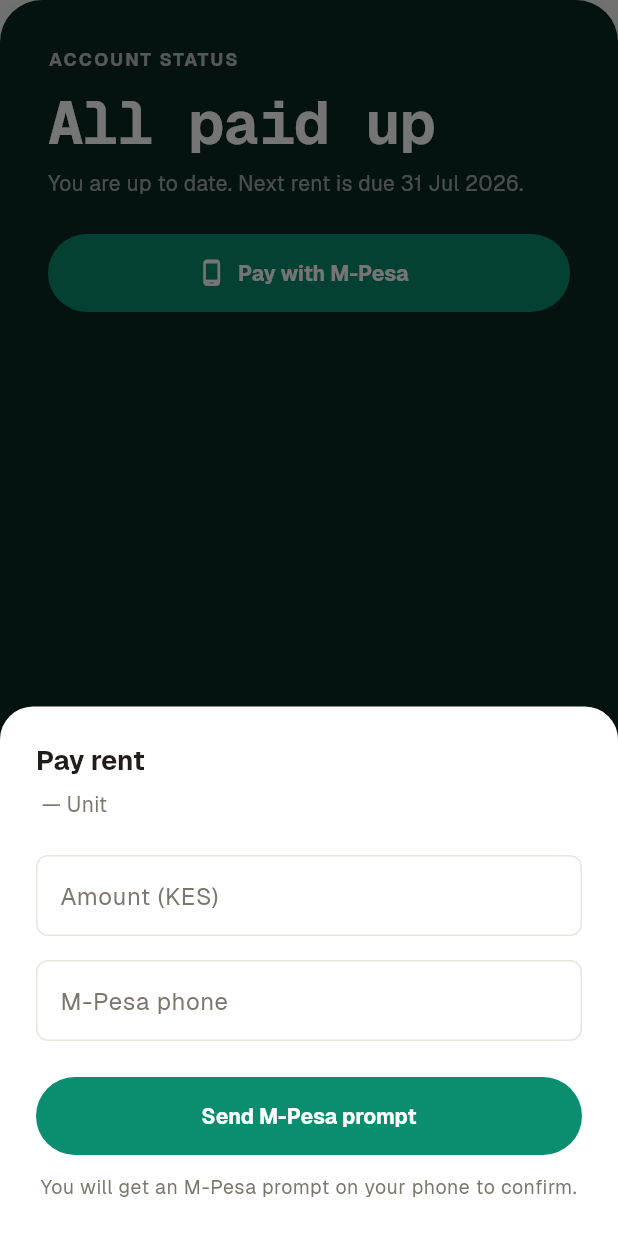
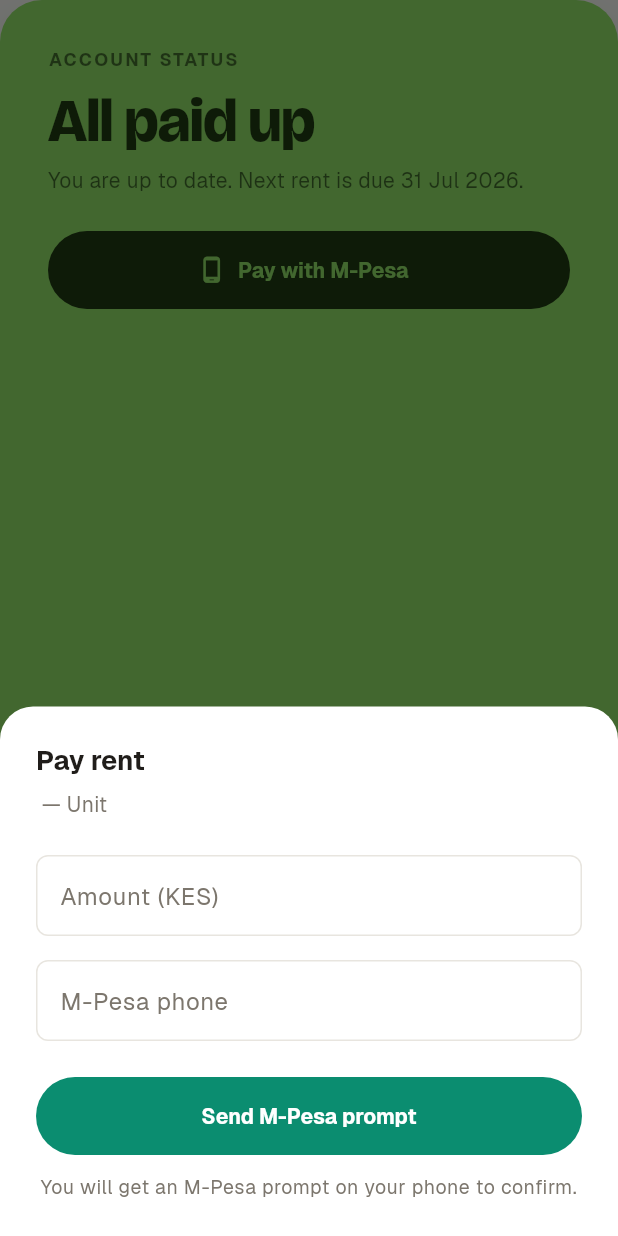
Before and after one commit to mauyaa/kodara, a Flutter app: the _BalanceCard widget shown alone on an empty page, opened directly with empty values, after a tap on "Pay with M-Pesa", on a phone screen of 412 x 824 dp. Run offline on Flutter 3.47's test engine with Material 3 defaults, Android fonts, the phone set to English and light mode, and no system bars; our stand-ins replace flutter_riverpod, image_picker, shared_preferences, supabase_flutter; accounts and stored records are empty; project files that could hold a hidden picture were left out.

Commit message:
Mobile: match the lime balance-card redesign, smoother transitions
Same treatment as the web dashboard hero -- the tenant balance card is
the one signature-lime surface on the screen, everything else in the app
stays on the existing accent. Kept inside the same accent family end to
end: the "Pay with M-Pesa" button now sits in ink-on-lime rather than the
app's separate green accent, so nothing competes with the card for a
second accent moment.

- New KodaraColors.lime/limeDeep/limeInk (light+dark) and
  KodaraShadows.lime, threaded through KodaraThemeExtension exactly like
  every other themed color (copyWith/lerp included).
- New BricolageGrotesque variable font family (assets/fonts), used only
  for this one hero figure via TextStyle.fontVariations -- body text
  elsewhere is untouched.
- Balance card gets an entrance pop (opacity+scale, 420ms easeOutCubic)
  and the number swap now slides+fades instead of the bare AnimatedSwitcher
  default, for the "much smoother" feel.

```diff
--- a/mobile/lib/screens/home_screen.dart
+++ b/mobile/lib/screens/home_screen.dart
@@ -500,13 +500,27 @@
   Widget build(BuildContext context) {
     final amount = balance?.balance;
     final isPaid = amount != null && amount <= 0;
+    final limeInk = context.kodara.limeInk;
 
-    return Container(
+    // Entrance pop — the one hero surface on the screen gets a slightly
+    // more deliberate arrival than the list rows around it.
+    return TweenAnimationBuilder<double>(
+      tween: Tween(begin: 0, end: 1),
+      duration: const Duration(milliseconds: 420),
+      curve: Curves.easeOutCubic,
+      builder: (context, t, child) => Opacity(
+        opacity: t,
+        child: Transform.scale(
+          scale: 0.97 + (0.03 * t),
+          child: child,
+        ),
+      ),
+      child: Container(
         padding: const EdgeInsets.all(KodaraSpacing.space6),
         decoration: BoxDecoration(
-        color: context.kodara.ink,
+          color: context.kodara.lime,
           borderRadius: BorderRadius.circular(28),
-        boxShadow: KodaraShadows.accent,
+          boxShadow: KodaraShadows.lime,
         ),
         child: Column(
           crossAxisAlignment: CrossAxisAlignment.start,
@@ -514,13 +528,24 @@
             Text(
               isPaid ? 'ACCOUNT STATUS' : 'BALANCE DUE',
               style: KodaraTypography.eyebrow.copyWith(
-              color: context.kodara.onInkSecondary,
+                color: limeInk.withValues(alpha: 0.68),
               ),
             ),
             const SizedBox(height: KodaraSpacing.space3),
             AnimatedSwitcher(
-            duration: KodaraMotion.base,
-            switchInCurve: KodaraMotion.easeSpring,
+              duration: const Duration(milliseconds: 260),
+              switchInCurve: Curves.easeOutCubic,
+              switchOutCurve: Curves.easeInCubic,
+              transitionBuilder: (child, animation) => FadeTransition(
+                opacity: animation,
+                child: SlideTransition(
+                  position: Tween<Offset>(
+                    begin: const Offset(0, 0.12),
+                    end: Offset.zero,
+                  ).animate(animation),
+                  child: child,
+                ),
+              ),
               child: Text(
                 amount == null
                     ? '—'
@@ -528,7 +553,15 @@
                         ? 'All paid up'
                         : formatKes(amount),
                 key: ValueKey<String>(amount?.toString() ?? 'pending'),
-              style: KodaraTypography.heroStyle,
+                style: TextStyle(
+                  fontFamily: kodaraDisplayFontFamily,
+                  fontVariations: const [FontVariation('wght', 800)],
+                  fontSize: KodaraTypography.hero,
+                  height: 1.05,
+                  letterSpacing: -0.5,
+                  color: limeInk,
+                  fontFeatures: const [FontFeature.tabularFigures()],
+                ),
               ),
             ),
             const SizedBox(height: KodaraSpacing.space2),
@@ -536,15 +569,15 @@
               isPaid
                   ? 'You are up to date. Next rent is due ${formatDate(tenancy.nextDueDate)}.'
                   : 'Next rent date · ${formatDate(tenancy.nextDueDate)}',
-            style: TextStyle(color: context.kodara.onInkMuted),
+              style: TextStyle(color: limeInk.withValues(alpha: 0.7)),
             ),
             const SizedBox(height: KodaraSpacing.space5),
             SizedBox(
               width: double.infinity,
               child: FilledButton.icon(
                 style: FilledButton.styleFrom(
-                backgroundColor: context.kodara.accent,
-                foregroundColor: Colors.white,
+                  backgroundColor: limeInk,
+                  foregroundColor: context.kodara.lime,
                 ),
                 onPressed: () {
                   HapticFeedback.lightImpact();
@@ -561,6 +594,7 @@
               ),
             ),
           ],
+        ),
       ),
     );
   }
--- a/mobile/pubspec.yaml
+++ b/mobile/pubspec.yaml
@@ -45,3 +45,9 @@
           weight: 600
         - asset: assets/fonts/GeistMono-Bold.ttf
           weight: 700
+    # Variable font — weight is selected at runtime via TextStyle's
+    # fontVariations, not separate static files (matches the web app's
+    # --font-display, reserved for hero figures only, not body text).
+    - family: BricolageGrotesque
+      fonts:
+        - asset: assets/fonts/BricolageGrotesque-Variable.ttf
```
Also changed, not shown: mobile/lib/theme/kodara_theme.dart (+45 -0 lines), mobile/assets/fonts/BricolageGrotesque-Variable.ttf (added). Lines whose indentation alone changed are shown as unchanged.
